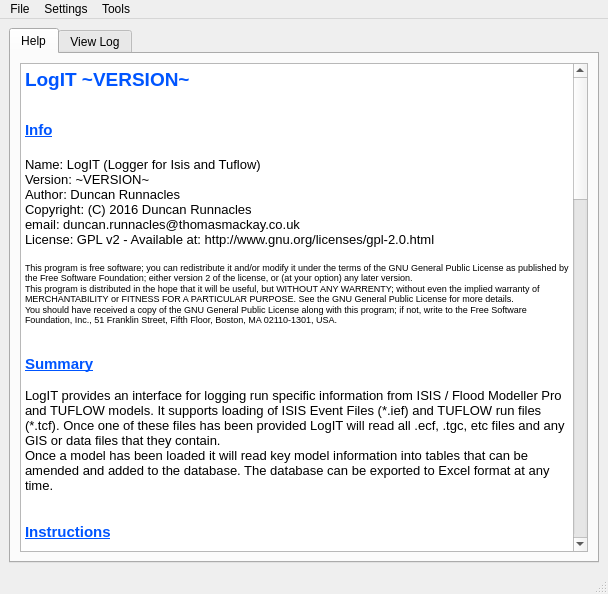
First picture: the form in src/logit/LogIT_UI.ui, repository ErmeviewEnvironmentalLtd/LogIT, before the edit.
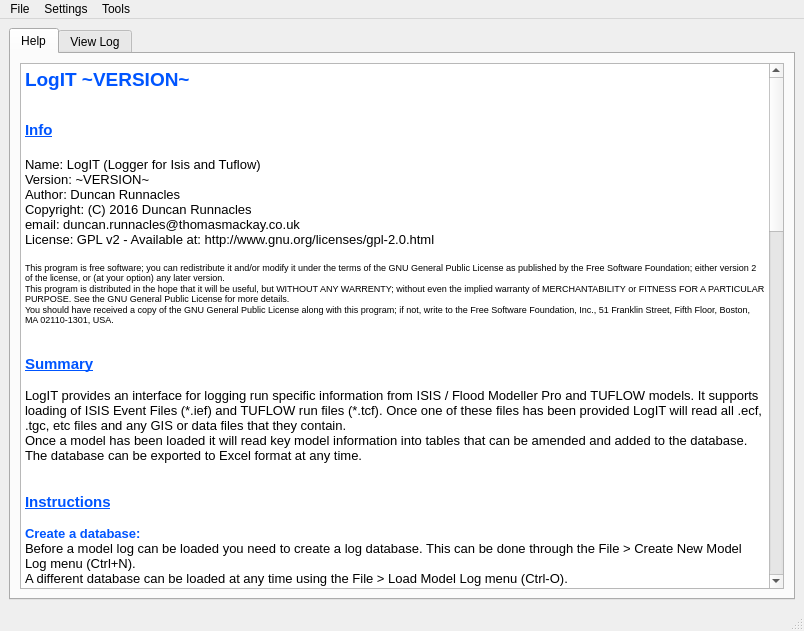
Second picture: the form after the edit. Icons and pictures are not drawn.

What changed in the file:
```diff
--- a/src/logit/LogIT_UI.ui
+++ b/src/logit/LogIT_UI.ui
@@ -6,8 +6,8 @@
    <rect>
     <x>0</x>
     <y>0</y>
-    <width>608</width>
-    <height>594</height>
+    <width>804</width>
+    <height>631</height>
    </rect>
   </property>
   <property name="sizePolicy">
@@ -1062,7 +1062,7 @@
     <rect>
      <x>0</x>
      <y>0</y>
-     <width>608</width>
+     <width>804</width>
      <height>21</height>
     </rect>
    </property>
```
